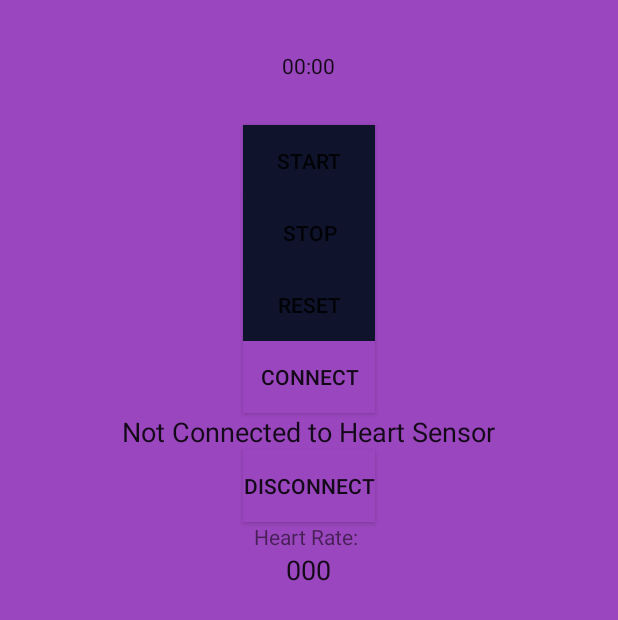
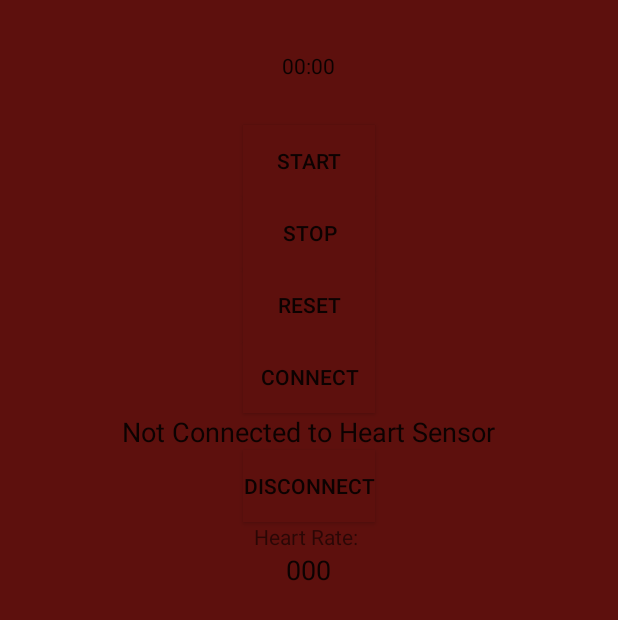
Before and after one commit to Scabandari/ConcussionApp, an Android app: the Chronometer_Heart_Rate_Activity screen opened directly, with no data from a screen before it, on a phone screen of 412 x 824 dp. Shown: the top 620 px of the screen. Run offline under Robolectric (Android 15) with nearby library versions, the phone set to English and light mode, and no system bars.

Commit message:
old version

```diff
--- a/app/src/main/res/layout/activity_chronometer__heart__rate_.xml
+++ b/app/src/main/res/layout/activity_chronometer__heart__rate_.xml
@@ -1,9 +1,11 @@
 <?xml version="1.0" encoding="utf-8"?>
-<LinearLayout xmlns:android="http://schemas.android.com/apk/res/android" android:orientation="vertical" android:padding="4dip"
+<LinearLayout xmlns:android="http://schemas.android.com/apk/res/android"
+    android:orientation="vertical"
+    android:padding="4dip"
     android:gravity="center_horizontal"
     android:layout_width="match_parent"
     android:layout_height="match_parent"
-    android:background="@color/colorPrimary">
+    android:background="@color/colorRed">
 
     <Chronometer android:id="@+id/chronometer"
         android:layout_width="wrap_content"
@@ -17,7 +19,7 @@
         android:layout_width="wrap_content"
         android:layout_height="wrap_content"
         android:text="@string/startChronometer"
-        android:background="@color/colorPrimaryDark">
+        android:background="@color/colorRed">
         <requestFocus />
     </Button>
 
@@ -25,43 +27,48 @@
         android:layout_width="wrap_content"
         android:layout_height="wrap_content"
         android:text="@string/stopChronometer"
-        android:background="@color/colorPrimaryDark">
+        android:background="@color/colorRed">
     </Button>
 
     <Button android:id="@+id/reset_Button"
         android:layout_width="wrap_content"
         android:layout_height="wrap_content"
         android:text="@string/resetChronometer"
-        android:background="@color/colorPrimaryDark">
+        android:background="@color/colorRed">
     </Button>
+
     <Button
         android:id="@+id/Connect"
         android:layout_width="wrap_content"
         android:layout_height="wrap_content"
         android:text="Connect"
-        android:background="@color/colorPrimary"/>
+        android:background="@color/colorRed"/>
+
     <EditText
         android:layout_width="wrap_content"
         android:layout_height="wrap_content"
         android:text="Not Connected to Heart Sensor"
-        android:background="@color/colorPrimary"/>
+        android:background="@color/colorRed"/>
+
     <Button
         android:id="@+id/Disconnect"
         android:layout_width="wrap_content"
         android:layout_height="wrap_content"
         android:text="Disconnect"
-        android:background="@color/colorPrimary"
+        android:background="@color/colorRed"
         />
+
     <TextView
         android:layout_width="wrap_content"
         android:layout_height="wrap_content"
-        android:background="@color/colorPrimary"
+        android:background="@color/colorRed"
         android:text="Heart Rate: "/>
+
     <EditText
         android:id="@+id/ActualHeartRate"
         android:layout_width="wrap_content"
         android:layout_height="wrap_content"
         android:text="000"
-        android:background="@color/colorPrimary"/>
+        android:background="@color/colorRed"/>
 
 </LinearLayout>
--- a/app/src/main/res/layout/activity_main.xml
+++ b/app/src/main/res/layout/activity_main.xml
@@ -13,7 +13,7 @@
         layout="@layout/tool_bar" />
 
     <Button
-        android:text="To second activity"
+        android:text="Continue"
         android:layout_width="wrap_content"
         android:layout_height="wrap_content"
         android:id="@+id/showSecondActivity"
--- a/app/src/main/res/layout/content_second_.xml
+++ b/app/src/main/res/layout/content_second_.xml
@@ -4,7 +4,7 @@
     xmlns:tools="http://schemas.android.com/tools"
     android:layout_width="match_parent"
     android:layout_height="match_parent"
-    android:background="#26BD7B"
+    android:background="@color/colorRed"
     tools:context="com.example.concussionapp.second_Activity"
     tools:showIn="@layout/activity_second_">
 
--- a/app/src/main/res/values/colors.xml
+++ b/app/src/main/res/values/colors.xml
@@ -2,5 +2,9 @@
 <resources>
     <color name="colorPrimary">#9a46be</color>
     <color name="colorPrimaryDark">#0f132c</color>
+    <color name="colorBlueDark">#380c81</color>
+    <color name="colorDark">#137d7e</color>
+    <color name="colorRed">#5d100d</color>
     <color name="colorAccent">#FF4081</color>
+
 </resources>
```
Also changed, not shown: app/src/main/res/layout/activity_excercise__setup_.xml (+6 -8 lines), app/src/main/res/layout/activity_home.xml (+7 -2 lines), app/src/main/res/layout/activity_sign_up.xml (+7 -1 lines).
